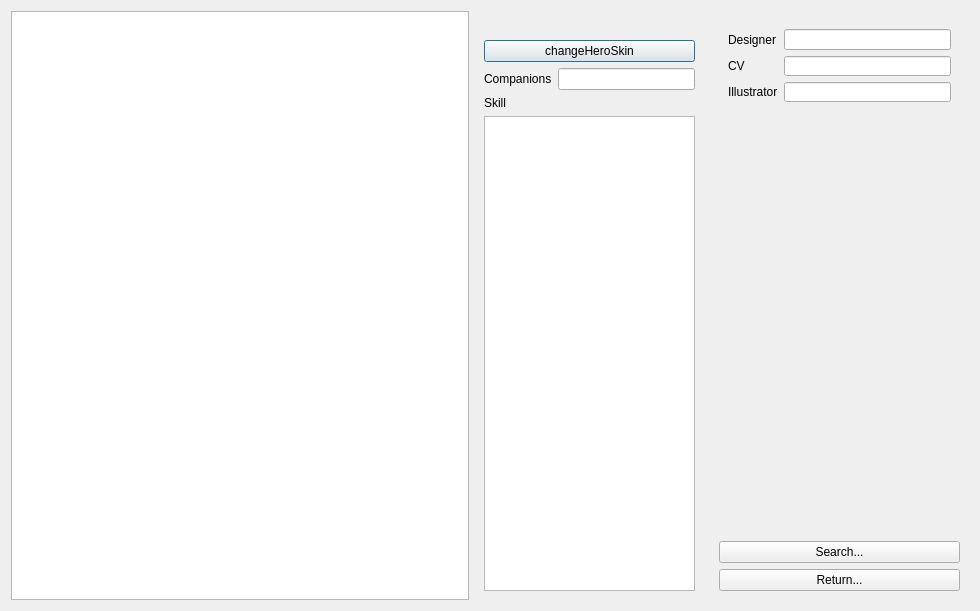
The window that src/dialog/generaloverview.ui (Mogara/QSanguosha-For-Hegemony) describes before a commit, drawn with Qt 5.
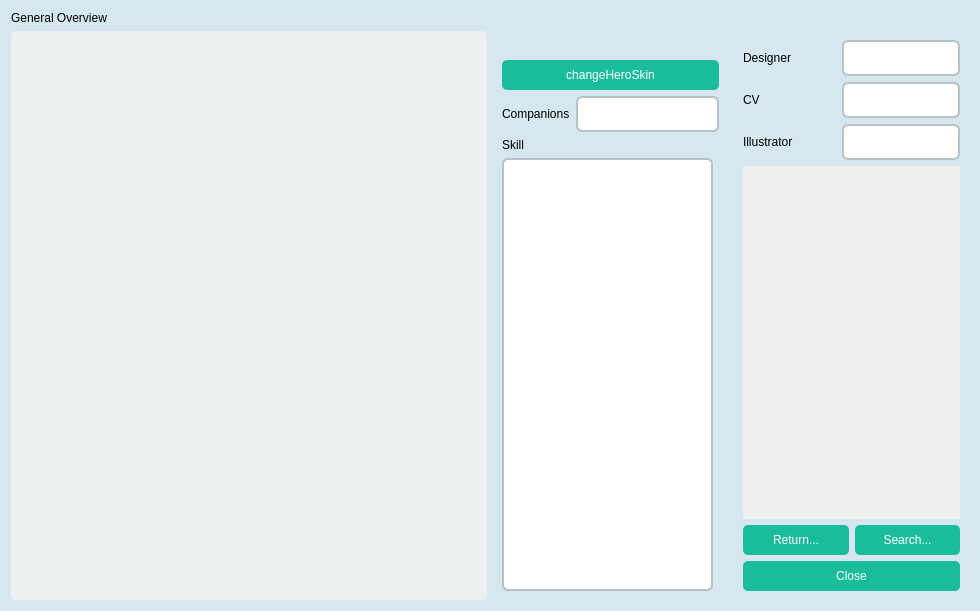
The same window after the commit. Icons and pictures are not drawn.

Commit message: Stylize GeneralOverview

The edit to the form file:
```diff
--- a/src/dialog/generaloverview.ui
+++ b/src/dialog/generaloverview.ui
@@ -28,27 +28,542 @@
   <property name="windowTitle">
    <string>General Overview</string>
   </property>
-  <layout class="QHBoxLayout" name="horizontalLayout_2">
-   <item>
-    <widget class="QTableView" name="tableView">
-     <property name="editTriggers">
-      <set>QAbstractItemView::NoEditTriggers</set>
-     </property>
-     <property name="selectionMode">
-      <enum>QAbstractItemView::SingleSelection</enum>
-     </property>
-     <property name="selectionBehavior">
-      <enum>QAbstractItemView::SelectRows</enum>
-     </property>
-     <property name="iconSize">
-      <size>
-       <width>20</width>
-       <height>20</height>
-      </size>
-     </property>
-    </widget>
-   </item>
-   <item>
+  <property name="styleSheet">
+   <string notr="true">QProgressBar {
+    color : solid gray;
+    border: 2px solid gray;
+    border-radius: 5px;
+    background: transparent;
+    padding: 0px;
+    text-align: center;
+}
+
+QProgressBar::chunk {
+    background: #B22222;
+}
+
+QTextEdit {
+	border-left: none;
+	border-right: none;
+	border-top: 1px solid qlineargradient(spread:reflect, x1:0, y1:0, x2:0.5, y2:0, stop:0 transparent, stop:1 rgb(166, 150, 122));
+	border-bottom: none;
+    background-color: rgba(0, 0, 0, 40%);
+}
+
+QTextEdit[description=&quot;true&quot;] {
+    border: 10px;
+    border-image: none;
+    background-color: rgba(255,255,255,255);
+}
+
+QTextEdit#whatsnew {
+	background-image: url(image/system/simpleBg/whatsnew.png);
+}
+
+QTextEdit#skill_info, QTextEdit#skillTextEdit {
+	border: 2px solid rgb(185, 195, 199);
+	padding-left: 8px;
+	min-height: 32px;
+	border-radius: 6px;
+	alignment: left;
+	background-color: white;
+}
+
+QTextEdit#skill_info:focus {
+	border-color: rgb(26, 188, 156);
+}
+
+QTextEdit#skill_info:disabled {
+	background-color: rgba(244, 246, 246, 70%);
+	border-color: rgba(213, 219, 219, 70%);
+	color: rgba(163, 169, 169, 70%);
+}
+
+QLineEdit {
+	border: 2px solid rgb(185, 195, 199);
+	padding-left: 8px;
+	min-height: 32px;
+	border-radius: 6px;
+	alignment: left center;
+}
+
+QLineEdit:focus {
+	border-color: rgb(26, 188, 156);
+}
+
+QLineEdit:disabled {
+	background-color: rgba(244, 246, 246, 70%);
+	border-color: rgba(213, 219, 219, 70%);
+	color: rgba(163, 169, 169, 70%);
+}
+
+QLineEdit#chat_edit {
+    background-color: rgba(0, 0, 0, 200);
+    color: white;
+    border: 1px solid rgb(166, 150, 122);
+    height: 20px;
+    border-radius: 2px;
+}
+
+QStatusBar::item {
+     border: 0px solid grey;
+ }
+
+QMenu[private_pile=&quot;true&quot;] {
+    background-color: rgba(43,63,53,200);
+    border-radius: 1px;
+    color: white;
+}
+
+QPushButton[private_pile=&quot;true&quot;] {
+    background-color: rgba(43,63,53,200);
+    border-radius: 1px;
+    color: white;
+}
+
+QMenu[treasure = true] {
+    background-color: rgba(64, 52, 0, 200);
+    border-radius: 5px;
+    color: white;
+}
+
+QPushButton[treasure = true] {
+    background-color: rgba(64, 52, 0, 200);
+    border-radius: 5px;
+    color: white;
+}
+
+QDialog {
+	background: rgb(214, 231, 239);
+}
+
+QTabWidget::pane {
+	border: none;
+}
+
+QTabWidget::tab-bar {
+    subcontrol-position: center;
+}
+
+QTabBar::tab {
+	alignment: center;
+	background-color: rgb(236, 240, 241);
+	border: none;
+	width: 109;
+	height: 44;
+	color: rgb(52, 73, 94);
+	font: 13px;
+}
+
+QTabBar::tab:only-one, QTabBar::tab:first {
+	border-top-left-radius: 5px;
+	border-bottom-left-radius: 5px;
+}
+
+QTabBar::tab:only-one, QTabBar::tab:last {
+	border-top-right-radius: 5px;
+	border-bottom-right-radius: 5px;
+}
+
+QTabBar::tab:selected {
+	background-color: rgb(26, 188, 156);
+}
+
+QTabBar::tab:!selected:hover {
+	color: rgb(26, 188, 156);
+}
+
+QTabBar::scroller {
+	width: 52px;
+}
+
+QTabBar QToolButton {
+	background-color: rgb(236, 240, 241);
+	border: transparent;
+	border-radius: 5px;
+	alignment: center;
+}
+
+QTabBar QToolButton:hover {
+	background-color: rgb(26, 188, 156);
+}
+
+QTabBar QToolButton::left-arrow {
+	image: url(image/system/controls/tabbar-left-arrow.png);
+	width: 12;
+	height: 12;
+}
+
+QTabBar QToolButton::right-arrow {
+	image: url(image/system/controls/tabbar-right-arrow.png);
+	width: 12;
+	height: 12;
+}
+
+QPushButton[game_control=&quot;true&quot;] {
+    border: 0px solid gray;
+    font: 12px;
+    border-radius: 5px;
+    padding: 6px 12px 6px 12px;
+}
+
+QPushButton#pause {
+    background-image: url(image/system/button/pause.png);
+}
+
+QPushButton#play {
+    background-image: url(image/system/button/play.png);
+}
+
+QPushButton#slow-down {
+    background-image: url(image/system/button/slow-down.png);
+}
+
+QPushButton#speed-up {
+    background-image: url(image/system/button/speed-up.png);
+}
+
+QPushButton#uniform {
+    background-image: url(image/system/button/uniform.png);
+}
+
+QPushButton[control = true] {
+	color: rgb(183, 218, 238);
+	background-color:rgba(0, 0, 0, 0);
+	border-style:none;
+}
+
+QPushButton[control = true]:hover {
+	background-color: rgb(72, 160, 212);
+}
+
+QPushButton[control = true][bold = true] {
+	font: bold;
+}
+
+#closeButton[control = true]:hover {
+	background-color: rgb(238, 44, 44);
+}
+
+QMenu {
+	background-color: rgb(216, 255, 253);
+	border: none;
+}
+
+QMenu::item {
+	padding: 7px 40px 7px 35px;
+	background: transparent;
+	border-radius: 2px;
+}
+
+QMenu::item:selected {
+	background: rgba(88, 201, 241, 200);
+}
+
+QMenu::separator {
+	height: 1px;
+    background: qlineargradient(spread:reflect, x1:0, y1:0, x2:0.5, y2:0, stop:0 transparent, stop:1 rgba(72, 160, 212, 255));
+	border-radius: 1px;
+    margin-left: 5px;
+    margin-right: 5px;
+}
+
+QMenu::indicator:checked {
+	margin-left: 5px;
+	width: 15px;
+	height: 15px;
+	image: url(image/system/controls/menu-indicator.png);
+}
+
+QMenu::right-arrow {
+	margin-right: 5px;
+	width: 12px;
+	height: 12px;
+	image: url(image/system/controls/menu-right-arrow.png);
+}
+
+QSpinBox {
+	border: 2px solid rgb(185, 195, 199);
+	padding-left: 8px;
+	min-height: 32px;
+	border-radius: 5px;
+	alignment: left center;
+}
+
+QSpinBox:focus {
+	border-color: rgb(26, 188, 156);
+}
+
+QSpinBox:disabled {
+	background-color: rgba(244, 246, 246, 70%);
+	border-color: rgba(213, 219, 219, 70%);
+	color: rgba(163, 169, 169, 70%);
+}
+
+QSpinBox::up-button {
+	margin-top: 1px;
+	margin-right: 1px;
+	background: rgb(236, 240, 241);
+	border-top-right-radius: 3px;
+}
+
+QSpinBox::down-button {
+	margin-bottom: 1px;
+	margin-right: 1px;
+	background: rgb(236, 240, 241);
+	border-bottom-right-radius: 3px;
+}
+
+QSpinBox::up-button:hover, QSpinBox::down-button:hover {
+	background: rgb(26, 188, 156);
+}
+
+QSpinBox::up-button:disabled, QSpinBox::down-button:disabled {
+	background-color: rgba(213, 219, 219, 70%);
+}
+
+QSpinBox::up-arrow {
+	image: url(image/system/controls/spinbox-up-arrow.png);
+}
+
+QSpinBox::down-arrow {
+	image: url(image/system/controls/spinbox-down-arrow.png);
+}
+
+QCheckBox {
+	spacing: 10px;
+	margin-left: 10px;
+}
+
+QCheckBox:checked {
+	color: rgb(26, 188, 156);
+}
+
+QCheckBox::indicator {
+	background: rgb(189, 195, 199);
+	border-radius: 5px;
+	height: 20px;
+	width: 20px;
+}
+
+QCheckBox::indicator:checked {
+	background: rgb(26, 188, 156);
+	image: url(image/system/controls/checkbox-indicator.png);
+}
+
+QCheckBox::indicator:hover {
+	image: url(image/system/controls/checkbox-indicator.png);
+}
+
+QCheckBox:disabled {
+	color: rgb(200, 202, 204);
+}
+
+QCheckBox::indicator:disabled {
+	background: rgb(200, 202, 204);
+}
+
+QDialog QPushButton {
+	color: white;
+	background-color: rgb(26, 188, 156);
+	border: transparent;
+	border-radius: 5px;
+	min-height: 30px;
+	min-width: 85px;
+}
+
+QDialog QPushButton:hover {
+	background-color: rgb(72, 201, 176);
+}
+
+QDialog QPushButton:disabled {
+	background-color: rgba(72, 201, 176, 52%);
+	color: rgba(255, 255, 255, 70%);
+}
+
+QDialog QPushButton:pressed {
+	background-color: rgb(22, 160, 133);
+}
+
+QRadioButton {
+	spacing: 10px;
+	margin-left: 10px;
+}
+
+QRadioButton:checked {
+	color: rgb(26, 188, 156);
+}
+
+QRadioButton::indicator {
+	background: url(image/system/controls/radiobutton-indicator-bg.png);
+	height: 20px;
+	width: 20px;
+}
+
+QRadioButton::indicator:checked {
+	background: url(image/system/controls/radiobutton-indicator-bg-checked.png);
+	image: url(image/system/controls/radiobutton-indicator-checked.png);
+}
+
+QRadioButton::indicator:unchecked:hover {
+	image: url(image/system/controls/radiobutton-indicator.png);
+}
+
+QRadioButton:disabled {
+	color: rgb(200, 202, 204);
+}
+
+QRadioButton::indicator:disabled {
+	background: url(image/system/controls/radiobutton-indicator-bg-disabled.png);
+}
+
+QRadioButton::indicator:disabled:checked {
+	image: url(image/system/controls/radiobutton-indicator-disabled.png);
+}
+
+QGroupBox {
+	border-radius: 5px;
+	background: transparent;
+	border: 2px solid rgb(185, 195, 199);
+	margin-top: 7px;
+	padding: 10px;
+}
+
+QGroupBox::title {
+	padding: 0 3px;
+    subcontrol-origin: margin;
+    subcontrol-position: top center;
+}
+
+QGroupBox:disabled {
+	background-color: rgba(244, 246, 246, 70%);
+	border-color: rgba(213, 219, 219, 70%);
+	color: rgba(163, 169, 169, 70%);
+}
+
+QGroupBox::title:disabled {
+	color: rgba(163, 169, 169, 70%);
+}
+
+QComboBox:disabled {
+	background-color: rgba(244, 246, 246, 70%);
+	border-color: rgba(213, 219, 219, 70%);
+	color: rgba(163, 169, 169, 70%);
+}
+
+QComboBox:!editable:on {
+	background-color: rgb(22, 160, 133);
+	color: white;
+}
+
+QComboBox {
+	border: 2px solid rgb(185, 195, 199);
+	border-radius: 5px;
+	height: 30px;
+}
+
+QComboBox:editable:focus, QComboBox:editable:on {
+	border-color: rgb(26, 188, 156);
+}
+
+QComboBox::drop-down {
+	background: rgb(236, 240, 241);
+	border-top-right-radius: 3px;
+	border-bottom-right-radius: 3px;
+	min-width: 30px;
+}
+
+QComboBox::drop-down:hover {
+	background-color: rgb(72, 201, 176);
+}
+
+QComboBox::drop-down:on {
+	background-color: rgb(22, 160, 133);
+}
+
+QComboBox::drop-down:disabled {
+	background-color: rgba(213, 219, 219, 70%);
+}
+
+QComboBox::down-arrow {
+	image: url(image/system/controls/combobox-down-arrow.png);
+}
+
+QComboBox QAbstractItemView {
+	background: rgb(52, 73, 94);
+	border-radius: 5px;
+	selection-background-color: rgb(44, 62, 80);
+	color: white;
+}
+
+QListView {
+	border-radius: 5px;
+	background-color: rgb(236, 240, 241);
+	color: rgb(52, 73, 94);
+}
+
+QListView::item {
+	border-radius: 5px;
+}
+
+QListView::item:selected {
+	background-color: rgb(26, 188, 156);
+	border: transparent;
+}
+
+QListView::item:!selected:hover {
+	color: rgb(26, 188, 156);
+}
+
+QSlider:horizontal {
+	min-width: 50px;
+	height: 18px;
+}
+
+QSlider::groove:horizontal {
+	background-color: rgb(235, 237, 239);
+	border-radius: 9px;
+	height: 18px;
+}
+
+QSlider::handle:horizontal {
+	background-color: rgb(22, 160, 133);
+	border-radius: 9;
+	height: 18px;
+	position: absolute;
+	width: 18px;
+}
+
+QSlider::handle:horizontal:hover,
+QSlider::handle:horizontal:focus {
+	background-color: rgb(72, 201, 176);
+}
+
+QSlider::sub-page:horizontal {
+	background-color: rgb(168, 220, 188);
+}
+
+QTableView {
+	border-radius: 5px;
+	background-color: rgb(236, 240, 241);
+	color: rgb(52, 73, 94);
+}
+
+QTableView::item:selected {
+	background-color: rgb(26, 188, 156);
+	border: transparent;
+}
+
+QTableView::item:!selected:hover {
+	color: rgb(26, 188, 156);
+}
+
+QScrollArea {
+	border-radius: 6px;
+}</string>
+  </property>
+  <layout class="QGridLayout" name="gridLayout">
+   <item row="1" column="1">
     <layout class="QHBoxLayout" name="horizontalLayout">
      <item>
       <widget class="QFrame" name="frame">
@@ -116,84 +631,124 @@
      </item>
      <item>
       <widget class="QFrame" name="frame2">
-       <layout class="QVBoxLayout" name="verticalLayout">
+       <layout class="QVBoxLayout" name="verticalLayout_3">
         <item>
-         <widget class="QFrame" name="frame1">
-          <property name="minimumSize">
-           <size>
-            <width>241</width>
-            <height>0</height>
-           </size>
-          </property>
-          <property name="maximumSize">
-           <size>
-            <width>271</width>
-            <height>91</height>
-           </size>
-          </property>
-          <layout class="QGridLayout" name="gridLayout">
-           <item row="1" column="1">
-            <widget class="QLineEdit" name="cvLineEdit">
-             <property name="frame">
-              <bool>true</bool>
-             </property>
-             <property name="alignment">
-              <set>Qt::AlignRight|Qt::AlignTrailing|Qt::AlignVCenter</set>
-             </property>
-             <property name="readOnly">
-              <bool>true</bool>
-             </property>
-            </widget>
-           </item>
-           <item row="1" column="0">
-            <widget class="QLabel" name="cvLabel">
-             <property name="text">
-              <string>CV</string>
-             </property>
-            </widget>
-           </item>
-           <item row="0" column="1">
-            <widget class="QLineEdit" name="designerLineEdit">
-             <property name="alignment">
-              <set>Qt::AlignRight|Qt::AlignTrailing|Qt::AlignVCenter</set>
-             </property>
-             <property name="readOnly">
-              <bool>true</bool>
-             </property>
-            </widget>
-           </item>
-           <item row="0" column="0">
-            <widget class="QLabel" name="designerLabel">
-             <property name="text">
-              <string>Designer</string>
-             </property>
-            </widget>
-           </item>
-           <item row="2" column="0">
-            <widget class="QLabel" name="illustratorLabel">
-             <property name="text">
-              <string>Illustrator</string>
-             </property>
-            </widget>
-           </item>
-           <item row="2" column="1">
-            <widget class="QLineEdit" name="illustratorLineEdit">
-             <property name="frame">
-              <bool>true</bool>
-             </property>
-             <property name="alignment">
-              <set>Qt::AlignRight|Qt::AlignTrailing|Qt::AlignVCenter</set>
-             </property>
-             <property name="readOnly">
-              <bool>true</bool>
-             </property>
-            </widget>
-           </item>
-          </layout>
-         </widget>
+         <layout class="QVBoxLayout" name="verticalLayout">
+          <item>
+           <layout class="QHBoxLayout" name="horizontalLayout_4">
+            <item>
+             <widget class="QLabel" name="designerLabel">
+              <property name="sizePolicy">
+               <sizepolicy hsizetype="Expanding" vsizetype="Fixed">
+                <horstretch>0</horstretch>
+                <verstretch>0</verstretch>
+               </sizepolicy>
+              </property>
+              <property name="text">
+               <string>Designer</string>
+              </property>
+             </widget>
+            </item>
+            <item>
+             <widget class="QLineEdit" name="designerLineEdit">
+              <property name="sizePolicy">
+               <sizepolicy hsizetype="Expanding" vsizetype="Fixed">
+                <horstretch>0</horstretch>
+                <verstretch>0</verstretch>
+               </sizepolicy>
+              </property>
+              <property name="alignment">
+               <set>Qt::AlignRight|Qt::AlignTrailing|Qt::AlignVCenter</set>
+              </property>
+              <property name="readOnly">
+               <bool>true</bool>
+              </property>
+             </widget>
+            </item>
+           </layout>
+          </item>
+          <item>
+           <layout class="QHBoxLayout" name="horizontalLayout_3">
+            <item>
+             <widget class="QLabel" name="cvLabel">
+              <property name="sizePolicy">
+               <sizepolicy hsizetype="Expanding" vsizetype="Fixed">
+                <horstretch>0</horstretch>
+                <verstretch>0</verstretch>
+               </sizepolicy>
+              </property>
+              <property name="text">
+               <string>CV</string>
+              </property>
+             </widget>
+            </item>
+            <item>
+             <widget class="QLineEdit" name="cvLineEdit">
+              <property name="sizePolicy">
+               <sizepolicy hsizetype="Expanding" vsizetype="Fixed">
+                <horstretch>0</horstretch>
+                <verstretch>0</verstretch>
+               </sizepolicy>
+              </property>
+              <property name="frame">
+               <bool>true</bool>
+              </property>
+              <property name="alignment">
+               <set>Qt::AlignRight|Qt::AlignTrailing|Qt::AlignVCenter</set>
+              </property>
+              <property name="readOnly">
+               <bool>true</bool>
+              </property>
+             </widget>
+            </item>
+           </layout>
+          </item>
+          <item>
+           <layout class="QHBoxLayout" name="horizontalLayout_5">
+            <item>
+             <widget class="QLabel" name="illustratorLabel">
+              <property name="sizePolicy">
+               <sizepolicy hsizetype="Expanding" vsizetype="Fixed">
+                <horstretch>0</horstretch>
+                <verstretch>0</verstretch>
+               </sizepolicy>
+              </property>
+              <property name="text">
+               <string>Illustrator</string>
+              </property>
+             </widget>
+            </item>
+            <item>
+             <widget class="QLineEdit" name="illustratorLineEdit">
+              <property name="sizePolicy">
+               <sizepolicy hsizetype="Expanding" vsizetype="Fixed">
+                <horstretch>0</horstretch>
+                <verstretch>0</verstretch>
+               </sizepolicy>
+              </property>
+              <property name="frame">
+               <bool>true</bool>
+              </property>
+              <property name="alignment">
+               <set>Qt::AlignRight|Qt::AlignTrailing|Qt::AlignVCenter</set>
+              </property>
+              <property name="readOnly">
+               <bool>true</bool>
+              </property>
+             </widget>
+            </item>
+           </layout>
+          </item>
+         </layout>
         </item>
         <item>
          <widget class="QScrollArea" name="scrollArea">
+          <property name="sizePolicy">
+           <sizepolicy hsizetype="Preferred" vsizetype="Expanding">
+            <horstretch>0</horstretch>
+            <verstretch>0</verstretch>
+           </sizepolicy>
+          </property>
           <property name="maximumSize">
            <size>
             <width>271</width>
@@ -211,24 +766,35 @@
             <rect>
              <x>0</x>
              <y>0</y>
-             <width>241</width>
-             <height>419</height>
+             <width>217</width>
+             <height>347</height>
             </rect>
            </property>
           </widget>
          </widget>
         </item>
         <item>
-         <widget class="QPushButton" name="searchButton">
-          <property name="text">
-           <string>Search...</string>
-          </property>
-         </widget>
+         <layout class="QHBoxLayout" name="horizontalLayout_6">
+          <item>
+           <widget class="QPushButton" name="returnButton">
+            <property name="text">
+             <string>Return...</string>
+            </property>
+           </widget>
+          </item>
+          <item>
+           <widget class="QPushButton" name="searchButton">
+            <property name="text">
+             <string>Search...</string>
+            </property>
+           </widget>
+          </item>
+         </layout>
         </item>
         <item>
-         <widget class="QPushButton" name="returnButton">
+         <widget class="QPushButton" name="closeButton">
           <property name="text">
-           <string>Return...</string>
+           <string>Close</string>
           </property>
          </widget>
         </item>
@@ -237,6 +803,32 @@
      </item>
     </layout>
    </item>
+   <item row="1" column="0">
+    <widget class="QTableView" name="tableView">
+     <property name="editTriggers">
+      <set>QAbstractItemView::NoEditTriggers</set>
+     </property>
+     <property name="selectionMode">
+      <enum>QAbstractItemView::SingleSelection</enum>
+     </property>
+     <property name="selectionBehavior">
+      <enum>QAbstractItemView::SelectRows</enum>
+     </property>
+     <property name="iconSize">
+      <size>
+       <width>20</width>
+       <height>20</height>
+      </size>
+     </property>
+    </widget>
+   </item>
+   <item row="0" column="0">
+    <widget class="QLabel" name="titleLabel">
+     <property name="text">
+      <string>General Overview</string>
+     </property>
+    </widget>
+   </item>
   </layout>
  </widget>
  <resources/>
```
Left out of the diff: 1 changed line with no effect on the pictures. The commit also changes 4 other files.
